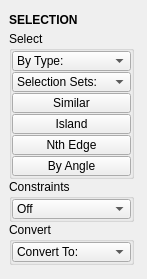
Above: tentacle/ui/selection.ui from m3trik/tentacle before the change. Below: the same form after it.
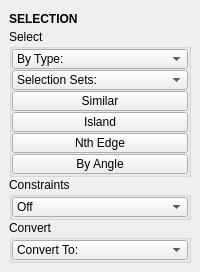
That is the form after the change. Custom widgets are drawn as their Qt base class.

Diff of the .ui file:
```diff
--- a/tentacle/ui/selection.ui
+++ b/tentacle/ui/selection.ui
@@ -9,22 +9,10 @@
    <rect>
     <x>0</x>
     <y>0</y>
-    <width>147</width>
-    <height>279</height>
+    <width>200</width>
+    <height>271</height>
    </rect>
   </property>
-  <property name="minimumSize">
-   <size>
-    <width>0</width>
-    <height>0</height>
-   </size>
-  </property>
-  <property name="maximumSize">
-   <size>
-    <width>999</width>
-    <height>999</height>
-   </size>
-  </property>
   <property name="tabShape">
    <enum>QTabWidget::Triangular</enum>
   </property>
@@ -35,6 +23,12 @@
    <set>QMainWindow::AllowNestedDocks|QMainWindow::AllowTabbedDocks|QMainWindow::AnimatedDocks|QMainWindow::ForceTabbedDocks</set>
   </property>
   <widget class="QWidget" name="central_widget">
+   <property name="minimumSize">
+    <size>
+     <width>200</width>
+     <height>0</height>
+    </size>
+   </property>
    <property name="layoutDirection">
     <enum>Qt::LeftToRight</enum>
    </property>
@@ -45,17 +39,11 @@
        <number>0</number>
       </property>
       <item>
-       <widget class="DraggableHeader" name="draggableHeader">
+       <widget class="Header" name="header">
         <property name="minimumSize">
          <size>
           <width>0</width>
-          <height>22</height>
-         </size>
-        </property>
-        <property name="maximumSize">
-         <size>
-          <width>125</width>
-          <height>22</height>
+          <height>20</height>
          </size>
         </property>
         <property name="font">
@@ -71,18 +59,6 @@
       </item>
       <item>
        <widget class="QGroupBox" name="groupBox_5">
-        <property name="minimumSize">
-         <size>
-          <width>0</width>
-          <height>0</height>
-         </size>
-        </property>
-        <property name="maximumSize">
-         <size>
-          <width>125</width>
-          <height>999</height>
-         </size>
-        </property>
         <property name="title">
          <string>Select</string>
         </property>
@@ -112,7 +88,7 @@
            </property>
            <property name="maximumSize">
             <size>
-             <width>999</width>
+             <width>16777215</width>
              <height>20</height>
             </size>
            </property>
@@ -145,7 +121,7 @@
            </property>
            <property name="maximumSize">
             <size>
-             <width>999</width>
+             <width>16777215</width>
              <height>20</height>
             </size>
            </property>
@@ -181,7 +157,7 @@
            </property>
            <property name="maximumSize">
             <size>
-             <width>999</width>
+             <width>16777215</width>
              <height>20</height>
             </size>
            </property>
@@ -212,7 +188,7 @@
            </property>
            <property name="maximumSize">
             <size>
-             <width>999</width>
+             <width>16777215</width>
              <height>20</height>
             </size>
            </property>
@@ -243,7 +219,7 @@
            </property>
            <property name="maximumSize">
             <size>
-             <width>999</width>
+             <width>16777215</width>
              <height>20</height>
             </size>
            </property>
@@ -274,7 +250,7 @@
            </property>
            <property name="maximumSize">
             <size>
-             <width>999</width>
+             <width>16777215</width>
              <height>20</height>
             </size>
            </property>
@@ -303,18 +279,6 @@
       </item>
       <item>
        <widget class="QGroupBox" name="groupBox_8">
-        <property name="minimumSize">
-         <size>
-          <width>125</width>
-          <height>0</height>
-         </size>
-        </property>
-        <property name="maximumSize">
-         <size>
-          <width>125</width>
-          <height>999</height>
-         </size>
-        </property>
         <property name="toolTip">
          <string/>
         </property>
@@ -347,7 +311,7 @@
            </property>
            <property name="maximumSize">
             <size>
-             <width>999</width>
+             <width>16777215</width>
              <height>20</height>
             </size>
            </property>
@@ -372,18 +336,6 @@
       </item>
       <item>
        <widget class="QGroupBox" name="groupBox_6">
-        <property name="minimumSize">
-         <size>
-          <width>125</width>
-          <height>0</height>
-         </size>
-        </property>
-        <property name="maximumSize">
-         <size>
-          <width>125</width>
-          <height>999</height>
-         </size>
-        </property>
         <property name="toolTip">
          <string/>
         </property>
@@ -416,7 +368,7 @@
            </property>
            <property name="maximumSize">
             <size>
-             <width>999</width>
+             <width>16777215</width>
              <height>20</height>
             </size>
            </property>
@@ -465,19 +417,19 @@
  </widget>
  <customwidgets>
   <customwidget>
-   <class>PushButton</class>
-   <extends>QPushButton</extends>
-   <header>widgets.pushbutton.h</header>
-  </customwidget>
-  <customwidget>
-   <class>DraggableHeader</class>
+   <class>Header</class>
    <extends>QLabel</extends>
    <header>draggableHeader.h</header>
   </customwidget>
   <customwidget>
    <class>ComboBox</class>
    <extends>QComboBox</extends>
-   <header>widgets.combobox.h</header>
+   <header>uitk.widgets.comboBox.ComboBox.h</header>
+  </customwidget>
+  <customwidget>
+   <class>PushButton</class>
+   <extends>QPushButton</extends>
+   <header>widgets.pushbutton.h</header>
   </customwidget>
  </customwidgets>
  <resources/>
```
Left out of the diff: 2 changed lines with no effect on the pictures.
